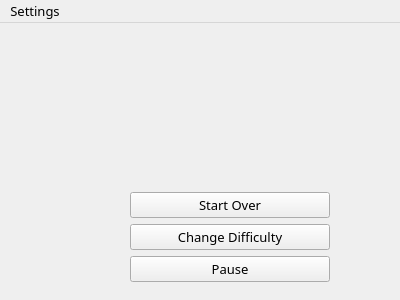
This is src/mainwindow.ui in Mehran1383/Minesweeper as Qt 5 draws it before an edit. The edited form follows.
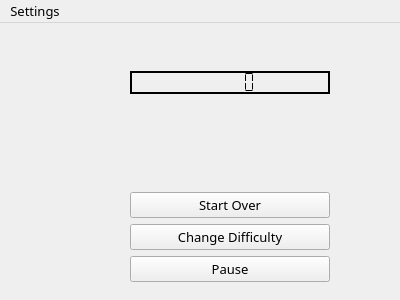
This is the edited form.

Diff of the .ui file:
```diff
--- a/src/mainwindow.ui
+++ b/src/mainwindow.ui
@@ -217,6 +217,34 @@
             <property name="leftMargin">
              <number>0</number>
             </property>
+            <item>
+             <widget class="QLCDNumber" name="lcdNumber">
+              <property name="sizePolicy">
+               <sizepolicy hsizetype="Preferred" vsizetype="Preferred">
+                <horstretch>0</horstretch>
+                <verstretch>0</verstretch>
+               </sizepolicy>
+              </property>
+              <property name="frameShape">
+               <enum>QFrame::WinPanel</enum>
+              </property>
+              <property name="frameShadow">
+               <enum>QFrame::Plain</enum>
+              </property>
+              <property name="smallDecimalPoint">
+               <bool>false</bool>
+              </property>
+              <property name="segmentStyle">
+               <enum>QLCDNumber::Flat</enum>
+              </property>
+              <property name="value" stdset="0">
+               <double>0.000000000000000</double>
+              </property>
+              <property name="intValue" stdset="0">
+               <number>0</number>
+              </property>
+             </widget>
+            </item>
             <item>
              <spacer name="verticalSpacer">
               <property name="orientation">
```
